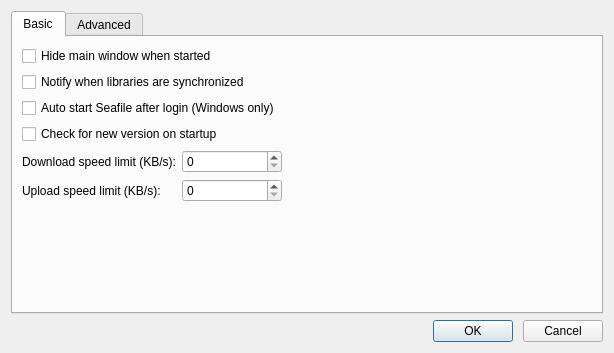
Before: the Qt Designer form ui/settings-dialog.ui in haiwen/seafile-client, drawn with Qt 5.
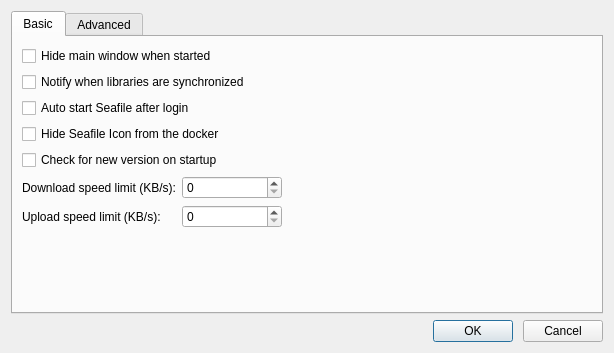
After: the same form once the commit is applied. The open tabs and pages were chosen to show the change.

Commit message:
add an option to hide icon from docker
    close #110 and fix #44

```diff
--- a/ui/settings-dialog.ui
+++ b/ui/settings-dialog.ui
@@ -41,7 +41,14 @@
        <item>
         <widget class="QCheckBox" name="mAutoStartCheckBox">
          <property name="text">
-          <string>Auto start Seafile after login (Windows only)</string>
+          <string>Auto start Seafile after login</string>
+         </property>
+        </widget>
+       </item>
+       <item>
+        <widget class="QCheckBox" name="mHideDockIconCheckBox">
+         <property name="text">
+          <string>Hide Seafile Icon from the docker</string>
          </property>
         </widget>
        </item>
```
The commit also changes 15 other files.
